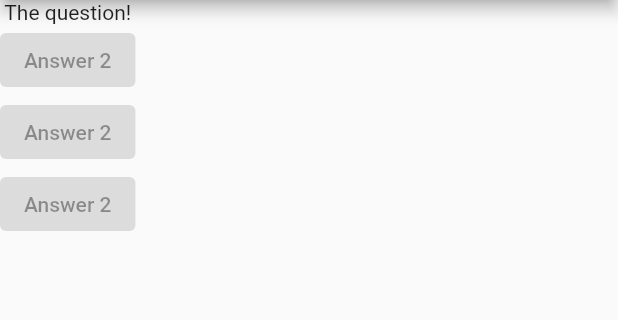
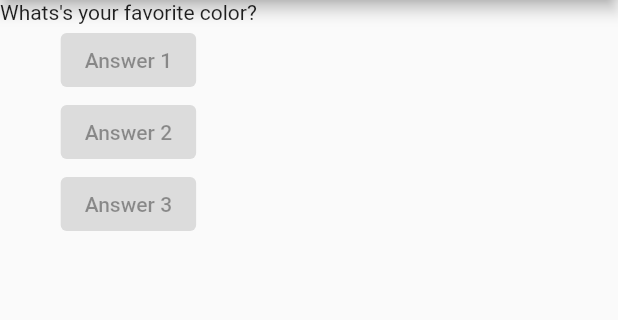
Before and after one commit to RaazKetan/Quiz_App, a Flutter app: the screen it shows after launch, on a phone screen of 412 x 824 dp, the part 84-404 px from its top. Run offline on Flutter 3.47's test engine with Material 2 defaults, Android fonts, the phone set to English and light mode, and no system bars.

Commit message:
+question file

```diff
--- a/lib/main.dart
+++ b/lib/main.dart
@@ -1,17 +1,34 @@
 import 'package:flutter/material.dart';
+import './question.dart';
 
-void main(){
-runApp(MyApp());
+// void main(){
+// runApp(MyApp());
+// }
+void main()=> runApp(MyApp());
+
+class MyApp extends StatefulWidget {
+   @override
+  State<StatefulWidget> createState() {
+    // TODO: implement createState
+    return _MyAppState();
+  }
 }
+class _MyAppState extends State<MyApp>{
+  var _questionIndex = 0;
 
-class MyApp extends StatelessWidget {
-
+  void answerQuestion(){
+    setState(() {
+      _questionIndex = _questionIndex+1;
+    });
+    print(_questionIndex);
+}
+  @override
   Widget build (BuildContext context)
   {
     var question = [
       'Whats\'s your favorite color?',
-      'Whats\'s your favorite color?',
-      'Whats\'s your favorite color?',
+      'Whats\'s your favorite Animal?',
+      'Whats\'s your favorite Food?',
     ];
     return MaterialApp(
       home: Scaffold(
@@ -20,10 +37,12 @@ class MyApp extends StatelessWidget {
         ),
         body: Column(
           children: [
-            Text('The question!'),
+            Question(
+                question[_questionIndex],
+            ),
             ElevatedButton(
               onPressed: null,
-              child: Text('Answer 2'),
+              child: Text('Answer 1'),
             ),
             ElevatedButton(
               onPressed: null,
@@ -31,12 +50,11 @@ class MyApp extends StatelessWidget {
             ),
             ElevatedButton(
               onPressed: null,
-              child: Text('Answer 2'),
+              child: Text('Answer 3'),
             ),
           ],
         )
       ),
     );
-
   }
 }
--- /dev/null
+++ b/lib/question.dart
@@ -0,0 +1,11 @@
+import 'package:flutter/material.dart';
+
+class Question extends StatelessWidget {
+  final String questionText;
+
+  Question(this.questionText);
+  @override
+  Widget build(BuildContext context) {
+    return Text(questionText);
+  }
+}
--- a/pubspec.yaml
+++ b/pubspec.yaml
@@ -23,9 +23,9 @@ dev_dependencies:
 # The following section is specific to Flutter packages.
 flutter:
   uses-material-design: true
-  assets:
-     - images/a_dot_burr.jpeg
-     - images/a_dot_ham.jpeg
+#  assets:
+#     - images/a_dot_burr.jpeg
+#     - images/a_dot_ham.jpeg
 
   # fonts:
   #   - family: Schyler
```
